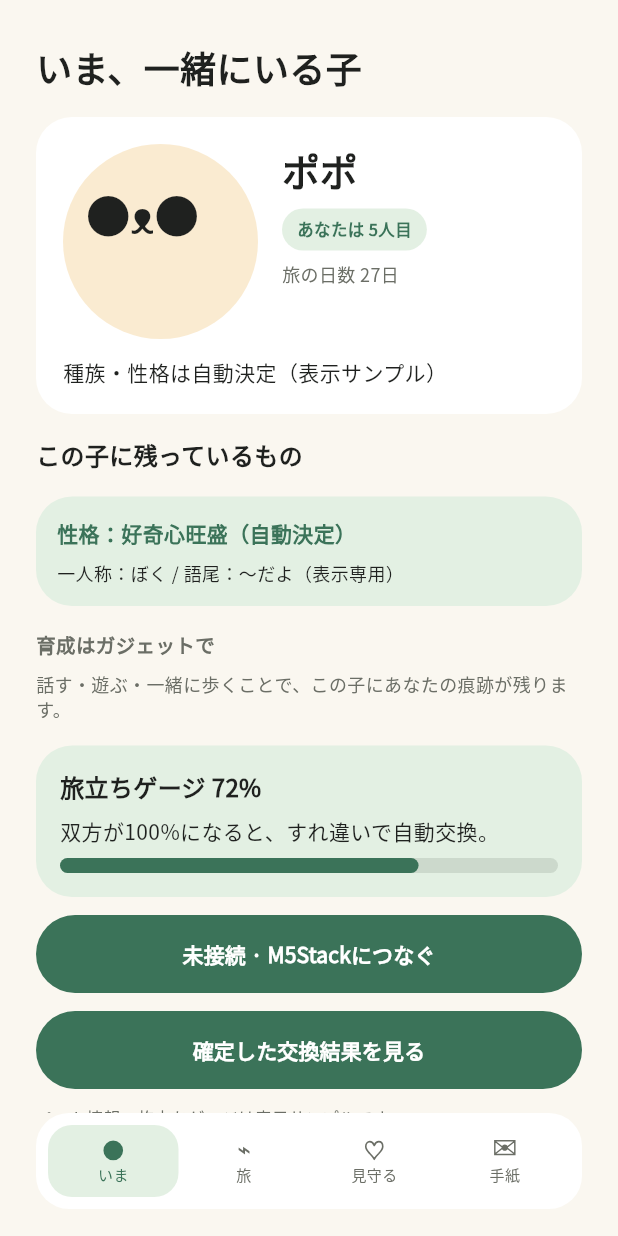
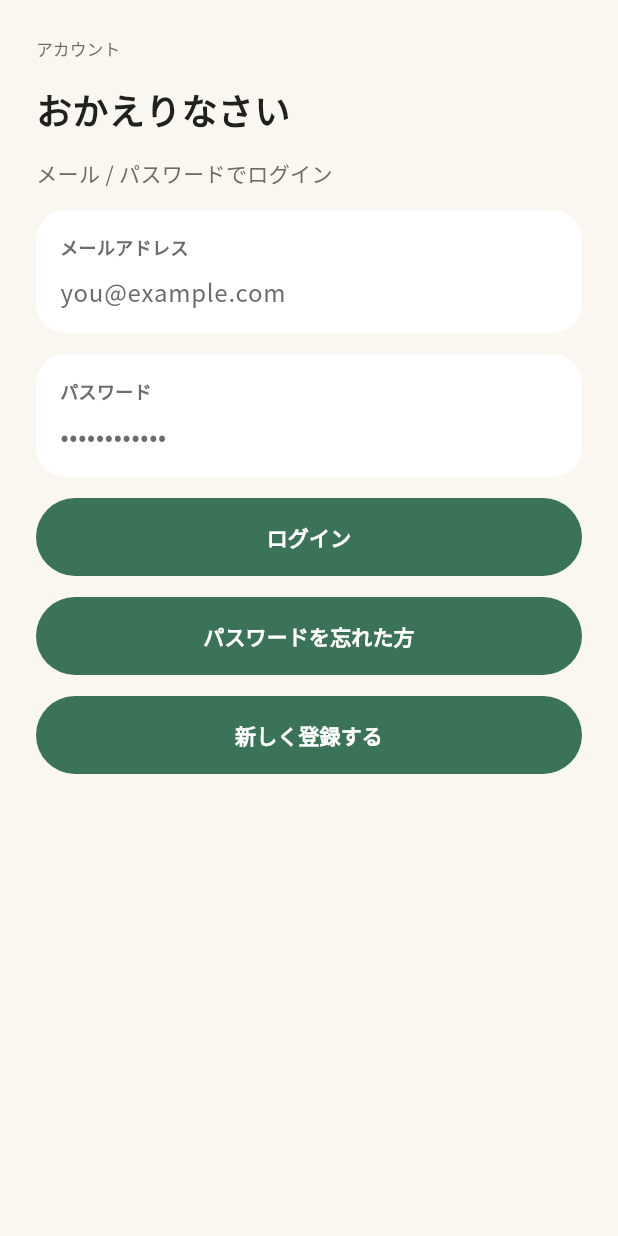
Before and after one commit to jphacks/kz_2607, a Flutter app: the screen it shows after launch, on a phone screen of 412 x 824 dp. Run offline on Flutter 3.47's test engine with Material 3 defaults, Android fonts, the light colour scheme and no system bars; our stand-ins replace cloud_functions, firebase_auth, firebase_core, flutter_blue_plus; accounts and stored records are empty; project files that could hold a hidden picture were left out.

Commit message:
feat(front): Figmaに合わせたログイン画面とメール認証を実装

```diff
--- /dev/null
+++ b/frontend/lib/designsystem/authentication_field.dart
@@ -0,0 +1,85 @@
+import 'package:flutter/material.dart';
+import 'app_card.dart';
+import '../foundation/app_colors.dart';
+
+class AuthenticationField extends StatelessWidget {
+  const AuthenticationField({
+    super.key,
+    required this.label,
+    required this.controller,
+    this.password = false,
+    this.enabled = true,
+    this.onSubmitted,
+  });
+  final String label;
+  final TextEditingController controller;
+  final bool password, enabled;
+  final VoidCallback? onSubmitted;
+
+  @override
+  Widget build(BuildContext context) => AppCard(
+    padding: 16,
+    radius: 20,
+    child: Column(
+      crossAxisAlignment: CrossAxisAlignment.start,
+      children: [
+        Text(
+          label,
+          style: const TextStyle(
+            fontSize: 12,
+            height: 1.5,
+            fontWeight: FontWeight.bold,
+            color: AppColors.muted,
+          ),
+        ),
+        const SizedBox(height: 8),
+        TextFormField(
+          controller: controller,
+          enabled: enabled,
+          obscureText: password,
+          autocorrect: false,
+          enableSuggestions: false,
+          keyboardType: password
+              ? TextInputType.visiblePassword
+              : TextInputType.emailAddress,
+          textInputAction: password
+              ? TextInputAction.done
+              : TextInputAction.next,
+          autofillHints: [
+            password ? AutofillHints.password : AutofillHints.email,
+          ],
+          style: const TextStyle(fontSize: 16, height: 1.5),
+          decoration: InputDecoration(
+            isDense: true,
+            contentPadding: EdgeInsets.zero,
+            border: InputBorder.none,
+            enabledBorder: InputBorder.none,
+            focusedBorder: InputBorder.none,
+            disabledBorder: InputBorder.none,
+            hintText: password ? '••••••••••••' : 'you@example.com',
+            hintStyle: const TextStyle(color: AppColors.muted),
+            errorMaxLines: 3,
+          ),
+          validator: (value) {
+            if (value == null ||
+                (password ? value.isEmpty : value.trim().isEmpty)) {
+              return '$labelを入力してください。';
+            }
+            if (!password &&
+                !RegExp(r'^[^\s@]+@[^\s@]+\.[^\s@]+$').hasMatch(value.trim())) {
+              return 'メールアドレスの形式を確認してください。';
+            }
+            return null;
+          },
+          onFieldSubmitted: (_) {
+            if (password) {
+              onSubmitted?.call();
+            } else {
+              FocusScope.of(context).nextFocus();
+            }
+          },
+        ),
+      ],
+    ),
+  );
+}
--- /dev/null
+++ b/frontend/lib/foundation/services/authentication_service.dart
@@ -0,0 +1,103 @@
+import 'package:firebase_auth/firebase_auth.dart';
+import 'package:firebase_core/firebase_core.dart';
+
+class AccountSession {
+  const AccountSession({required this.email, required this.verified});
+  final String email;
+  final bool verified;
+}
+
+/// Keeps Firebase authentication out of the screen and reuses persisted UIDs.
+class AuthenticationService {
+  AuthenticationService({
+    Future<void> Function()? prepare,
+    FirebaseAuth Function()? auth,
+  }) : _prepare = prepare ?? _initialize,
+       _auth = auth ?? (() => FirebaseAuth.instance);
+  final Future<void> Function() _prepare;
+  final FirebaseAuth Function() _auth;
+  static Future<void> _initialize() async {
+    if (Firebase.apps.isEmpty) await Firebase.initializeApp();
+  }
+
+  AccountSession? _session(User? user) => user == null || user.isAnonymous
+      ? null
+      : AccountSession(email: user.email ?? '', verified: user.emailVerified);
+
+  Future<AccountSession?> restore() async {
+    await _prepare();
+    return _session(_auth().currentUser);
+  }
+
+  Future<AccountSession> login(String email, String password) async {
+    await _prepare();
+    final result = await _auth().signInWithEmailAndPassword(
+      email: email,
+      password: password,
+    );
+    return _session(result.user)!;
+  }
+
+  Future<AccountSession> register(String email, String password) async {
+    await _prepare();
+    final auth = _auth();
+    final current = auth.currentUser;
+    // Linking preserves ownership of devices already registered anonymously.
+    final result = current?.isAnonymous == true
+        ? await current!.linkWithCredential(
+            EmailAuthProvider.credential(email: email, password: password),
+          )
+        : await auth.createUserWithEmailAndPassword(
+            email: email,
+            password: password,
+          );
+    return _session(result.user)!;
+  }
+
+  Future<void> sendVerification() async {
+    await _prepare();
+    final user = _auth().currentUser;
+    if (user == null || user.isAnonymous) {
+      throw StateError('ログインし直してください');
+    }
+    await user.sendEmailVerification();
+  }
+
+  Future<AccountSession?> refreshVerification() async {
+    await _prepare();
+    await _auth().currentUser?.reload();
+    final user = _auth().currentUser;
+    if (user?.emailVerified == true) await user!.getIdToken(true);
+    return _session(user);
+  }
+
+  Future<void> resetPassword(String email) async {
+    await _prepare();
+    try {
+      await _auth().sendPasswordResetEmail(email: email);
+    } on FirebaseAuthException catch (e) {
+      // Do not disclose whether an email address is registered.
+      if (e.code != 'user-not-found') rethrow;
+    }
+  }
+}
+
+String authenticationError(Object error) {
+  if (error is FirebaseAuthException) {
+    return switch (error.code) {
+      'invalid-email' => 'メールアドレスの形式を確認してください。',
+      'invalid-credential' ||
+      'wrong-password' ||
+      'user-not-found' => 'メールアドレスとパスワードを確認してください。',
+      'email-already-in-use' ||
+      'credential-already-in-use' => 'このメールアドレスは登録済みです。ログインしてください。',
+      'weak-password' => 'パスワードが登録条件を満たしていません。別のパスワードをお試しください。',
+      'network-request-failed' => '通信できません。接続を確認して、もう一度お試しください。',
+      'too-many-requests' => '操作が集中しています。しばらく待ってからお試しください。',
+      'user-disabled' => 'このアカウントは利用できません。',
+      'operation-not-allowed' => 'メール・パスワード認証が有効になっていません。管理者に確認してください。',
+      _ => '認証できませんでした。もう一度お試しください。',
+    };
+  }
+  return '認証の準備ができませんでした。通信状態とFirebase設定を確認してください。';
+}
--- /dev/null
+++ b/frontend/lib/login_screen.dart
@@ -0,0 +1,311 @@
+import 'package:flutter/material.dart';
+import 'package:flutter/services.dart';
+import 'designsystem/action_button.dart';
+import 'designsystem/app_card.dart';
+import 'designsystem/authentication_field.dart';
+import 'foundation/app_colors.dart';
+import 'foundation/services/authentication_service.dart';
+import 'home_screen.dart';
+
+enum _Mode { login, register, reset, sent, verify }
+
+class LoginScreen extends StatefulWidget {
+  const LoginScreen({super.key, this.authentication, this.onSignedIn});
+  final AuthenticationService? authentication;
+  final VoidCallback? onSignedIn;
+  @override
+  State<LoginScreen> createState() => _LoginScreenState();
+}
+
+class _LoginScreenState extends State<LoginScreen> {
+  late final _auth = widget.authentication ?? AuthenticationService();
+  final _email = TextEditingController(), _password = TextEditingController();
+  var _form = GlobalKey<FormState>();
+  _Mode _mode = _Mode.login;
+  bool _busy = true;
+  String? _error, _notice;
+
+  @override
+  void initState() {
+    super.initState();
+    _restore();
+  }
+
+  Future<void> _restore() async {
+    try {
+      final session = await _auth.restore();
+      if (!mounted) return;
+      if (session != null) _accept(session);
+    } catch (e) {
+      if (mounted) _error = authenticationError(e);
+    } finally {
+      if (mounted) setState(() => _busy = false);
+    }
+  }
+
+  void _accept(AccountSession session) {
+    _email.text = session.email;
+    if (!session.verified) {
+      setState(() => _mode = _Mode.verify);
+      return;
+    }
+    TextInput.finishAutofillContext();
+    _password.clear();
+    final completed = widget.onSignedIn;
+    if (completed != null) {
+      completed();
+    } else {
+      Navigator.of(context).pushReplacement<void, void>(
+        MaterialPageRoute(builder: (_) => const HomeScreen()),
+      );
+    }
+  }
+
+  void _switch(_Mode mode) {
+    if (_busy) return;
+    FocusScope.of(context).unfocus();
+    _password.clear();
+    _form = GlobalKey<FormState>();
+    setState(() {
+      _mode = mode;
+      _error = _notice = null;
+    });
+  }
+
+  Future<void> _run(Future<void> Function() action) async {
+    if (_busy) return;
+    FocusScope.of(context).unfocus();
+    setState(() {
+      _busy = true;
+      _error = _notice = null;
+    });
+    try {
+      await action();
+    } catch (e) {
+      if (mounted) setState(() => _error = authenticationError(e));
+    } finally {
+      if (mounted) setState(() => _busy = false);
+    }
+  }
+
+  void _submit() {
+    if (_busy || !(_form.currentState?.validate() ?? false)) return;
+    final email = _email.text.trim(), password = _password.text;
+    _run(() async {
+      if (_mode == _Mode.reset) {
+        await _auth.resetPassword(email);
+        if (mounted) setState(() => _mode = _Mode.sent);
+      } else if (_mode == _Mode.register) {
+        final session = await _auth.register(email, password);
+        if (!mounted) return;
+        _password.clear();
+        _accept(session);
+        if (!session.verified) {
+          await _auth.sendVerification();
+          if (mounted) setState(() => _notice = '確認メールを送りました。');
+        }
+      } else {
+        final session = await _auth.login(email, password);
+        if (mounted) _accept(session);
+      }
+    });
+  }
+
+  Widget _button(String label, VoidCallback action) =>
+      ActionButton(label: label, onPressed: _busy ? null : action);
+
+  Widget _message(
+    String title,
+    String body, {
+    Color color = AppColors.surface,
+  }) => AppCard(
+    padding: 16,
+    radius: 20,
+    color: color,
+    child: Column(
+      crossAxisAlignment: CrossAxisAlignment.start,
+      children: [
+        Text(
+          title,
+          style: const TextStyle(
+            fontSize: 16,
+            height: 1.5,
+            fontWeight: FontWeight.bold,
+          ),
+        ),
+        const SizedBox(height: 8),
+        Text(body, style: const TextStyle(fontSize: 14, height: 1.5)),
+      ],
+    ),
+  );
+
+  List<Widget> _contents() => switch (_mode) {
+    _Mode.login || _Mode.register || _Mode.reset => [
+      if (_mode == _Mode.register)
+        _message('これからの旅を、一緒に', 'ガジェットと暮らして、スマホで旅を見守る。', color: AppColors.soft),
+      AuthenticationField(
+        label: 'メールアドレス',
+        controller: _email,
+        enabled: !_busy,
+      ),
+      if (_mode != _Mode.reset)
+        AuthenticationField(
+          label: 'パスワード',
+          controller: _password,
+          password: true,
+          enabled: !_busy,
+          onSubmitted: _submit,
+        ),
+      if (_mode == _Mode.reset) _message('メールで再設定できます', '再設定用のリンクをメールでお送りします。'),
+      _button(switch (_mode) {
+        _Mode.register => '新規登録して進む',
+        _Mode.reset => '再設定メールを送る',
+        _ => 'ログイン',
+      }, _submit),
+      if (_mode == _Mode.login) ...[
+        _button('パスワードを忘れた方', () => _switch(_Mode.reset)),
+        _button('新しく登録する', () => _switch(_Mode.register)),
+      ] else
+        _button('ログインに戻る', () => _switch(_Mode.login)),
+    ],
+    _Mode.sent => [
+      _message(
+        '受信箱を確認してください',
+        '登録されている場合、再設定の案内が届きます。メールのリンクから新しいパスワードを設定してください。',
+        color: AppColors.soft,
+      ),
+      _button('ログインへ戻る', () => _switch(_Mode.login)),
+      _button('メールアドレスを確認', () => _switch(_Mode.reset)),
+    ],
+    _Mode.verify => [
+      _message(
+        'メール内のリンクで認証',
+        '${_email.text}\nメール内のリンクを開いたら、アプリに戻って確認してください。',
+        color: AppColors.soft,
+      ),
+      _button(
+        '認証状態を確認する',
+        () => _run(() async {
+          final session = await _auth.refreshVerification();
+          if (!mounted) return;
+          if (session == null) {
+            _mode = _Mode.login;
+            _notice = 'もう一度ログインしてください。';
+          } else if (session.verified) {
+            _accept(session);
+          } else {
+            setState(() => _notice = 'まだメールの認証が完了していません。');
+          }
+        }),
+      ),
+      _button(
+        '確認メールを再送する',
+        () => _run(() async {
+          await _auth.sendVerification();
+          if (mounted) setState(() => _notice = '確認メールを再送しました。');
+        }),
+      ),
+      _button('ログインに戻る', () => _switch(_Mode.login)),
+      const Text(
+        '迷惑メールフォルダもご確認ください。',
+        style: TextStyle(fontSize: 12, height: 1.5, color: AppColors.muted),
+      ),
+    ],
+  };
+
+  @override
+  Widget build(BuildContext context) {
+    final title = switch (_mode) {
+      _Mode.login => 'おかえりなさい',
+      _Mode.register => 'はじめまして',
+      _Mode.reset => 'パスワードの再設定',
+      _Mode.sent => 'メールを送りました',
+      _Mode.verify => 'メールを確認してください',
+    };
+    final subtitle = switch (_mode) {
+      _Mode.login => 'メール / パスワードでログイン',
+      _Mode.register => 'メールアドレスで、旅の記録をつなぎます。',
+      _Mode.reset => 'ログインのお手伝い',
+      _Mode.sent => 'パスワード再設定 / 送信後',
+      _Mode.verify => '登録したメールアドレスの認証',
+    };
+    final children = <Widget>[
+      const Text(
+        'アカウント',
+        style: TextStyle(fontSize: 11, height: 1.5, color: AppColors.muted),
+      ),
+      Text(
+        title,
+        style: const TextStyle(
+          fontSize: 24,
+          height: 1.5,
+          fontWeight: FontWeight.bold,
+        ),
+      ),
+      Text(
+        subtitle,
+        style: const TextStyle(
+          fontSize: 14,
+          height: 1.5,
+          color: AppColors.muted,
+        ),
+      ),
+      ..._contents(),
+      if (_busy)
+        Semantics(
+          liveRegion: true,
+          child: Text('確認中…', style: TextStyle(color: AppColors.muted)),
+        ),
+      if (_error != null)
+        Semantics(
+          liveRegion: true,
+          child: _message(
+            '手続きを完了できませんでした',
+            _error!,
+            color: AppColors.memoryBackground,
+          ),
+        ),
+      if (_notice != null)
+        Semantics(
+          liveRegion: true,
+          child: _message('お知らせ', _notice!, color: AppColors.soft),
+        ),
+    ];
+    return Scaffold(
+      body: SafeArea(
+        child: Align(
+          alignment: Alignment.topCenter,
+          child: ConstrainedBox(
+            constraints: const BoxConstraints(maxWidth: 480),
+            child: AutofillGroup(
+              child: Form(
+                key: _form,
+                child: SingleChildScrollView(
+                  padding: const EdgeInsets.all(24),
+                  keyboardDismissBehavior:
+                      ScrollViewKeyboardDismissBehavior.onDrag,
+                  child: Column(
+                    crossAxisAlignment: CrossAxisAlignment.stretch,
+                    children: [
+                      for (var index = 0; index < children.length; index++) ...[
+                        if (index > 0) const SizedBox(height: 14),
+                        children[index],
+                      ],
+                    ],
+                  ),
+                ),
+              ),
+            ),
+          ),
+        ),
+      ),
+    );
+  }
+
+  @override
+  void dispose() {
+    _email.dispose();
+    _password.dispose();
+    super.dispose();
+  }
+}
--- a/frontend/lib/main.dart
+++ b/frontend/lib/main.dart
@@ -1,11 +1,12 @@
 import 'package:flutter/material.dart';
-import 'home_screen.dart';
+import 'login_screen.dart';
 import 'foundation/app_colors.dart';
 
 void main() => runApp(const MyApp());
 
 class MyApp extends StatelessWidget {
-  const MyApp({super.key});
+  const MyApp({super.key, this.home});
+  final Widget? home;
   @override
   Widget build(BuildContext context) => MaterialApp(
     title: 'kz_2607',
@@ -37,6 +38,6 @@ class MyApp extends StatelessWidget {
             displayColor: AppColors.text,
           ),
     ),
-    home: const HomeScreen(),
+    home: home ?? const LoginScreen(),
   );
 }
```
Also changed, not shown: 6 other files.
